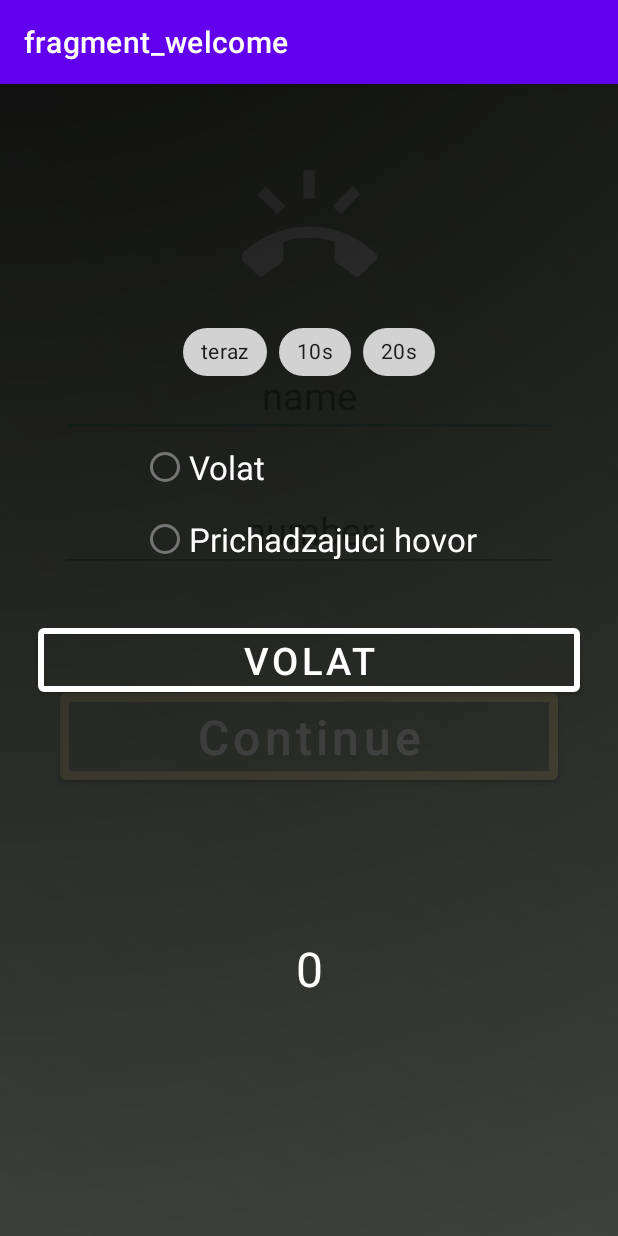
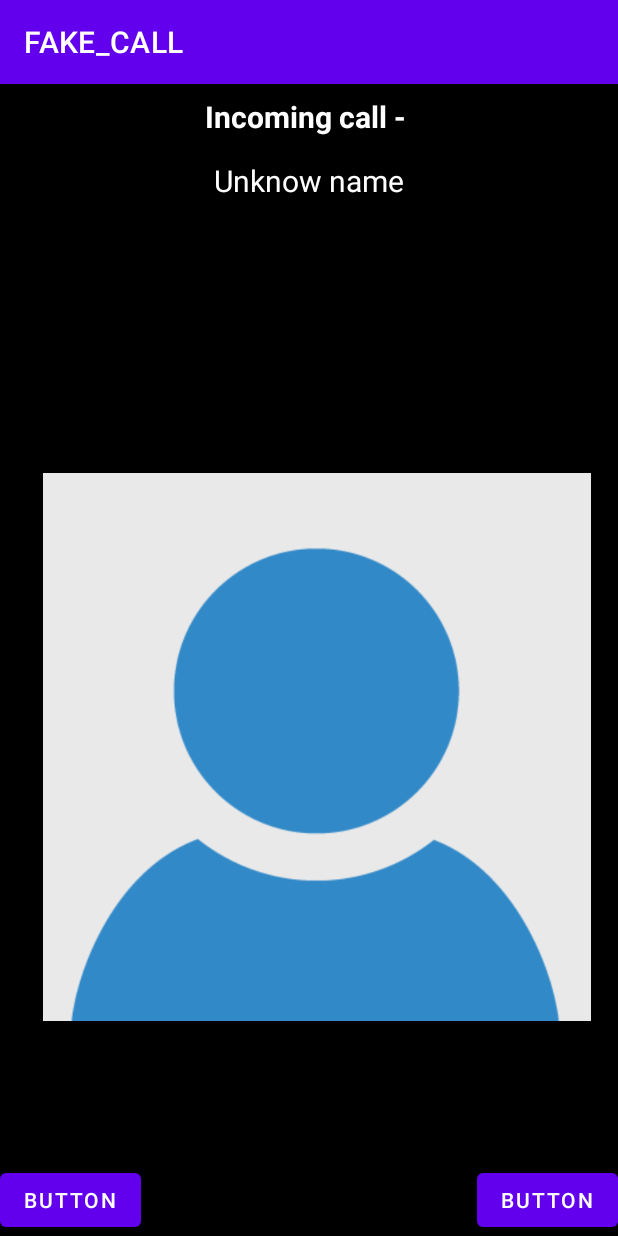
Before and after one commit to martinUhrina/Fake_call, an Android app: the fragment TimerFragment placed in its activity, after a tap on "VOLAT", on a phone screen of 412 x 824 dp. Run offline under Robolectric (Android 15) with nearby library versions, the light colour scheme and no system bars; our stand-ins replace navigation-ui; 3 statements that could not run were skipped.

Commit message:
pridanie volby volat alebo prijat hovor, a permission Upravy pridanie a sfunkcnenie prichadzajúceho hovoru

```diff
--- a/app/build.gradle
+++ b/app/build.gradle
@@ -50,4 +50,5 @@ dependencies {
     testImplementation 'junit:junit:4.+'
     androidTestImplementation 'androidx.test.ext:junit:1.1.2'
     androidTestImplementation 'androidx.test.espresso:espresso-core:3.3.0'
+
 }
--- /dev/null
+++ b/app/src/main/java/com/example/fake_call/AnwerCallActivity.kt
@@ -0,0 +1,15 @@
+package com.example.fake_call
+
+open class AnwerCallActivity {
+    override fun equals(other: Any?): Boolean {
+        return super.equals(other)
+    }
+
+    override fun hashCode(): Int {
+        return super.hashCode()
+    }
+
+    override fun toString(): String {
+        return super.toString()
+    }
+}
--- /dev/null
+++ b/app/src/main/java/com/example/fake_call/CallService.java
@@ -0,0 +1,26 @@
+package com.example.fake_call;
+
+import android.app.Service;
+import android.content.Intent;
+import android.os.IBinder;
+
+import androidx.annotation.Nullable;
+
+public class CallService extends Service {
+    @Nullable
+    @Override
+    public IBinder onBind(Intent intent) {
+        return null;
+    }
+
+    @Override
+    public int onStartCommand(Intent intent, int flags, int startId) {
+        return super.onStartCommand(intent, flags, startId);
+    }
+
+    @Override
+    public void onCreate() {
+        super.onCreate();
+    }
+
+}
--- /dev/null
+++ b/app/src/main/java/com/example/fake_call/CallingActivity.kt
@@ -0,0 +1,17 @@
+package com.example.fake_call
+
+open class CallingActivity {
+
+
+    override fun equals(other: Any?): Boolean {
+        return super.equals(other)
+    }
+
+    override fun hashCode(): Int {
+        return super.hashCode()
+    }
+
+    override fun toString(): String {
+        return super.toString()
+    }
+}
--- /dev/null
+++ b/app/src/main/java/com/example/fake_call/FakeCallRinging.kt
@@ -0,0 +1,77 @@
+package com.example.fake_call
+
+import android.content.Intent
+import android.media.MediaPlayer
+import android.media.RingtoneManager
+import android.os.Bundle
+import android.telephony.TelephonyManager
+import android.util.Log
+import android.widget.Button
+import android.widget.TextView
+import androidx.appcompat.app.AppCompatActivity
+
+
+class FakeCallRinging : AppCompatActivity() {
+    private var networkCarrier: String? = null
+    private var ringTone: MediaPlayer? = null
+    var titleBar: TextView? = null
+    var fakeNumber: TextView? = null
+    var answerCall: Button? = null
+    var rejectCall: Button? = null
+    protected override fun onCreate(savedInstanceState: Bundle?) {
+        super.onCreate(savedInstanceState)
+        setContentView(R.layout.fakeringlayout)
+        InitialiseControl()
+        GetNetworkOperatorName()
+        AssignFakeNumberAndDisplay()
+        StartRingTone()
+        answerCall!!.setOnClickListener { ringTone!!.stop() }
+        rejectCall!!.setOnClickListener {
+            ringTone!!.stop()
+            val homeIntent = Intent(Intent.ACTION_MAIN)
+            homeIntent.addCategory(Intent.CATEGORY_HOME)
+            homeIntent.flags = Intent.FLAG_ACTIVITY_NEW_TASK
+            startActivity(homeIntent)
+        }
+    }
+
+    private fun InitialiseControl() {
+        fakeNumber = findViewById(R.id.chosenfakenumber)
+        answerCall = findViewById(R.id.answercall)
+        rejectCall = findViewById(R.id.rejectcall)
+    }
+
+    private fun StartRingTone() {
+        val notification = RingtoneManager.getDefaultUri(RingtoneManager.TYPE_RINGTONE)
+        ringTone = MediaPlayer.create(applicationContext, notification)
+        ringTone = MediaPlayer.create(this, R.raw.ringtonemusic)
+        ringTone!!.start()
+    }
+
+    private fun AssignFakeNumberAndDisplay() {
+        val number = contactNumber
+        fakeNumber!!.text = number
+    }
+
+    private fun GetNetworkOperatorName() {
+        val tm = getSystemService(TELEPHONY_SERVICE) as TelephonyManager
+        networkCarrier = tm.networkOperatorName
+        titleBar = findViewById(R.id.textView1)
+        if (networkCarrier != null) {
+            titleBar!!.text = "Incoming call - $networkCarrier"
+        } else {
+            titleBar!!.text = "Incoming call"
+        }
+    }
+
+    private val contactNumber: String?
+        private get() {
+            var contact: String? = null
+            val myIntent: Intent = getIntent()
+            val mIntent = myIntent.extras
+            if (mIntent != null) {
+                contact = mIntent.getString("fakeNumber")
+            }
+            return contact
+        }
+}
--- /dev/null
+++ b/app/src/main/java/com/example/fake_call/HungUpBroadcast.kt
@@ -0,0 +1,17 @@
+package com.example.fake_call
+
+import android.content.Intent
+
+open class HungUpBroadcast {
+    override fun equals(other: Any?): Boolean {
+        return super.equals(other)
+    }
+
+    override fun hashCode(): Int {
+        return super.hashCode()
+    }
+
+    override fun toString(): String {
+        return super.toString()
+    }
+}
--- a/app/src/main/java/com/example/fake_call/TimerFragment.kt
+++ b/app/src/main/java/com/example/fake_call/TimerFragment.kt
@@ -1,22 +1,27 @@
 package com.example.fake_call
 
+
 import android.Manifest
+import android.content.Context
 import android.content.Intent
 import android.content.pm.PackageManager
+import android.icu.text.CaseMap
 import android.net.Uri
-import android.os.Bundle
-import android.os.CountDownTimer
-import android.telecom.PhoneAccountHandle
+import android.os.*
+import android.util.Log
 import android.view.LayoutInflater
 import android.view.View
 import android.view.ViewGroup
 import androidx.core.app.ActivityCompat
-import androidx.core.view.ViewCompat
 import androidx.databinding.DataBindingUtil
 import androidx.fragment.app.Fragment
 import androidx.navigation.fragment.NavHostFragment.findNavController
 import com.example.fake_call.databinding.FragmentTimerBinding
+import kotlinx.coroutines.delay
 
+
+private val Any.placeCall: Unit
+    get() {}
 
 // TODO: Rename parameter arguments, choose names that match
 // the fragment initialization parameters, e.g. ARG_ITEM_NUMBER
@@ -44,10 +49,13 @@ class TimerFragment : Fragment() {
 
     }
 
+
+
     val REQUEST_PHONE_CALL = 1
     var POMOC = false
     override fun onCreateView(inflater: LayoutInflater, container: ViewGroup?,
                               savedInstanceState: Bundle?): View? {
+
         val binding: FragmentTimerBinding = DataBindingUtil.inflate(inflater, R.layout.fragment_timer, container, false)
 
 
@@ -69,10 +77,11 @@ class TimerFragment : Fragment() {
                 binding.id20.id -> timer = 20000
             }
 
-            startTimer(longTimer = timer,binding,telNumber)
+            startTimer(longTimer = timer, binding, telNumber)
             //star call
 
-                if (ActivityCompat.checkSelfPermission(requireContext(), Manifest.permission.CALL_PHONE) != PackageManager.PERMISSION_GRANTED)
+            ActivityCompat.requestPermissions(requireActivity(), arrayOf(Manifest.permission.MANAGE_OWN_CALLS),REQUEST_PHONE_CALL)
+            if (ActivityCompat.checkSelfPermission(requireContext(), Manifest.permission.CALL_PHONE) != PackageManager.PERMISSION_GRANTED)
                 {
                     ActivityCompat.requestPermissions(requireActivity(), arrayOf(Manifest.permission.CALL_PHONE), REQUEST_PHONE_CALL)
                 }
@@ -91,13 +100,89 @@ class TimerFragment : Fragment() {
         return binding.root
     }
 
-    private fun startIncomingCall() {
+  /*  @SuppressLint("NewApi")
+    fun startIncomingCall() {
+
+        @RequiresApi(Build.VERSION_CODES.M)
+        class MyConnectionService : ConnectionService(){
+        }                                                                   //!!!!!!!!!!!!!!!!!!!!!!!!
+
+        var phoneAcount : PhoneAccountHandle = (PhoneAccountHandle(ComponentName.unflattenFromString("jani")!!,"11"))
+        var zvazok : Bundle = requireArguments()
+
+        var variable : TelecomManager =
+        variable.addNewIncomingCall(phoneAcount,zvazok)
 
     }
+*/
+    private fun startIncomingCall(telNumber:String) {
+
+
+      var thiscontext = this.context
+
+      if (thiscontext != null) {
+          FakeRing(telNumber, thiscontext)
+      }
 
 
 
-    private fun startTimer(longTimer: Long, binding:FragmentTimerBinding, number:String) {
+
+ //       val customView = RemoteViews(android.widget.FrameLayout.AUTOFILL_HINT_PHONE, R.layout.fragment_timer)
+     //   var notificationIntent = Intent(this, CallingActivity::class.java)
+  //      var hungupIntent = Intent(this, HungUpBroadcast::class.java)
+    //    var answerIntent = Intent(this,AnwerCallActivity::class.java)
+
+        //startActivity(notificationIntent as Intent?)
+
+  //      val pendingIntent = PendingIntent.getActivity(requireContext(),0, notificationIntent as Intent?,
+    //    PendingIntent.FLAG_UPDATE_CURRENT)
+     //   val hungupPendingIntent = PendingIntent.getBroadcast(requireContext(),0,
+       //         hungupIntent as Intent?,PendingIntent.FLAG_UPDATE_CURRENT)
+    //    val answerPendingIntent = PendingIntent.getActivity(requireContext(),0,
+      //          answerIntent as Intent?,PendingIntent.FLAG_UPDATE_CURRENT)
+
+//        customView.setOnClickPendingIntent(R.id.btnAnwer,answerPendingIntent)
+  //      customView.setOnClickPendingIntent(R.id.btnDeclime,hungupPendingIntent)
+
+//        notificationIntent.setData(Uri.parse("tel: 456464848"))
+    //    startActivity(notificationIntent)
+
+       /* if(Build.VERSION.SDK_INT >= Build.VERSION_CODES.O)
+        {
+            val notificationManager = getSystemService(Context.NOTIFICATION_SERVICE) as NotificationManager
+
+        }
+            val callIntent = Intent(Intent.ACTION_CALL)
+            callIntent.data = Uri.parse("tel: $number")
+            startActivity(callIntent)*/
+    }
+/*
+    @JvmName("Intent2")
+    private fun Intent(timerFragment: TimerFragment, java: Class<AnwerCallActivity>): Any {
+        return Intent()
+    }
+
+    @JvmName("Intent1")
+    private fun Intent(timerFragment: TimerFragment, java: Class<HungUpBroadcast>): Any
+    {
+        return Intent()
+    }
+
+    private fun Intent(timerFragment: TimerFragment, java: Class<CallingActivity>): Any
+    {
+        return Intent()
+    }
+
+*/
+fun FakeRing(fakeNumber: String, context : Context) {
+
+    val FakeRing = Intent(context, FakeCallRinging::class.java)
+    FakeRing.putExtra("fakeNumber", fakeNumber)
+    startActivity(FakeRing)
+}
+
+
+    private fun startTimer(longTimer: Long, binding: FragmentTimerBinding, number: String) {                                  //spustenie casovaca
         if (android.os.Build.VERSION.SDK_INT >= android.os.Build.VERSION_CODES.Q) {
             binding.idCountDown.setTransitionVisibility(View.VISIBLE)
         }
@@ -116,7 +201,7 @@ class TimerFragment : Fragment() {
                 }
                 else
                 {
-                    startIncomingCall()
+                    startIncomingCall(number)
                     goBack()
                 }
             }
@@ -124,20 +209,21 @@ class TimerFragment : Fragment() {
         cTimer.start()
     }
 
-    private fun goBack() {
+    private fun goBack() {                                                                                                  //po hovore ist na uvodnu obrazovku
         findNavController(requireParentFragment()).navigate(R.id.action_timerFragment_to_welcomeFragment)
     }
 
 
-    private fun startCall(number:String) {
+    private fun startCall(number: String) {
         val callIntent = Intent(Intent.ACTION_CALL)
         callIntent.data = Uri.parse("tel: $number")
         startActivity(callIntent)
     }
+
     override fun onRequestPermissionsResult(
-        requestCode: Int,
-        permissions: Array<out String>,
-        grantResults: IntArray
+            requestCode: Int,
+            permissions: Array<out String>,
+            grantResults: IntArray
     ) {
         super.onRequestPermissionsResult(requestCode, permissions, grantResults)
         super.onRequestPermissionsResult(requestCode, permissions, grantResults)
@@ -154,6 +240,8 @@ class TimerFragment : Fragment() {
                     putString(ARG_PARAM2, param2)
                 }
             }
+
+
    companion object {
 
        /**
@@ -173,5 +261,7 @@ class TimerFragment : Fragment() {
                     putString(ARG_PARAM2, param2)
                 }
             }
+
     }
+
 }
--- /dev/null
+++ b/app/src/main/res/layout/fakeringlayout.xml
@@ -0,0 +1,97 @@
+<?xml version="1.0" encoding="utf-8"?>
+<androidx.constraintlayout.widget.ConstraintLayout
+
+xmlns:android="http://schemas.android.com/apk/res/android"
+xmlns:app="http://schemas.android.com/apk/res-auto"
+xmlns:tools="http://schemas.android.com/tools"
+android:layout_width="match_parent"
+android:layout_height="match_parent"
+android:background="@color/black"
+tools:context="com.example.fake_call.FakeCallRinging">
+
+<TextView
+    android:id="@+id/textView1"
+    android:layout_width="wrap_content"
+    android:layout_height="wrap_content"
+    android:layout_alignParentTop="true"
+    android:layout_centerHorizontal="true"
+    android:textStyle="bold"
+    android:text="Incoming Call"
+    android:textColor="@color/white"
+    android:textSize="20sp"
+    app:layout_constraintTop_toTopOf="parent"
+    android:layout_marginTop="8dp"
+    android:layout_marginLeft="8dp"
+    app:layout_constraintLeft_toLeftOf="parent"
+    android:layout_marginRight="8dp"
+    app:layout_constraintRight_toRightOf="parent"/>
+
+<ImageView
+    android:id="@+id/imageView1"
+    android:layout_width="365dp"
+    android:layout_height="383dp"
+    android:layout_below="@+id/textView1"
+    android:layout_centerHorizontal="true"
+    android:contentDescription="@null"
+    android:src="@drawable/defaultpicture"
+    android:layout_marginLeft="8dp"
+    app:layout_constraintLeft_toLeftOf="parent"
+    android:layout_marginRight="8dp"
+    app:layout_constraintRight_toRightOf="parent"
+    android:layout_marginTop="7dp"
+    app:layout_constraintTop_toBottomOf="@+id/chosenfakenumber"
+    app:layout_constraintHorizontal_bias="0.666"
+    app:layout_constraintBottom_toBottomOf="parent"
+    android:layout_marginBottom="8dp"/>
+
+<TextView
+    android:id="@+id/chosenfakename"
+    android:layout_width="wrap_content"
+    android:layout_height="wrap_content"
+    android:layout_centerHorizontal="true"
+    android:layout_below="@+id/imageView1"
+    android:textColor="@color/white"
+    android:textSize="20sp"
+    android:text="Unknow name"
+    android:layout_marginTop="15dp"
+    app:layout_constraintTop_toBottomOf="@+id/textView1"
+    android:layout_marginLeft="8dp"
+    app:layout_constraintLeft_toLeftOf="parent"
+    android:layout_marginRight="8dp"
+    app:layout_constraintRight_toRightOf="parent"/>
+
+<TextView
+    android:id="@+id/chosenfakenumber"
+    android:layout_width="wrap_content"
+    android:layout_height="wrap_content"
+    android:layout_below="@+id/chosenfakename"
+    android:layout_centerHorizontal="true"
+    android:textColor="@color/white"
+    android:textStyle="bold"
+    android:textSize="22sp"
+    android:text="000000001"
+    android:layout_marginTop="8dp"
+    app:layout_constraintTop_toBottomOf="@+id/chosenfakename"
+    android:layout_marginLeft="8dp"
+    app:layout_constraintLeft_toLeftOf="parent"
+    android:layout_marginRight="8dp"
+    app:layout_constraintRight_toRightOf="parent"/>
+
+    <Button
+        android:id="@+id/answercall"
+        android:layout_width="wrap_content"
+        android:layout_height="wrap_content"
+        android:text="Button"
+        app:layout_constraintBottom_toBottomOf="parent"
+        app:layout_constraintStart_toStartOf="parent" />
+
+    <Button
+        android:id="@+id/rejectcall"
+        android:layout_width="wrap_content"
+        android:layout_height="wrap_content"
+        android:text="Button"
+        app:layout_constraintBottom_toBottomOf="parent"
+        app:layout_constraintEnd_toEndOf="parent" />
+
+
+</androidx.constraintlayout.widget.ConstraintLayout>
```
Also changed, not shown: app/src/main/AndroidManifest.xml (+20 -1 lines), app/src/main/res/drawable/acceptcall.png (added), app/src/main/res/drawable/defaultpicture.png (added), app/src/main/res/drawable/rejectcall.png (added), 1 other file.
